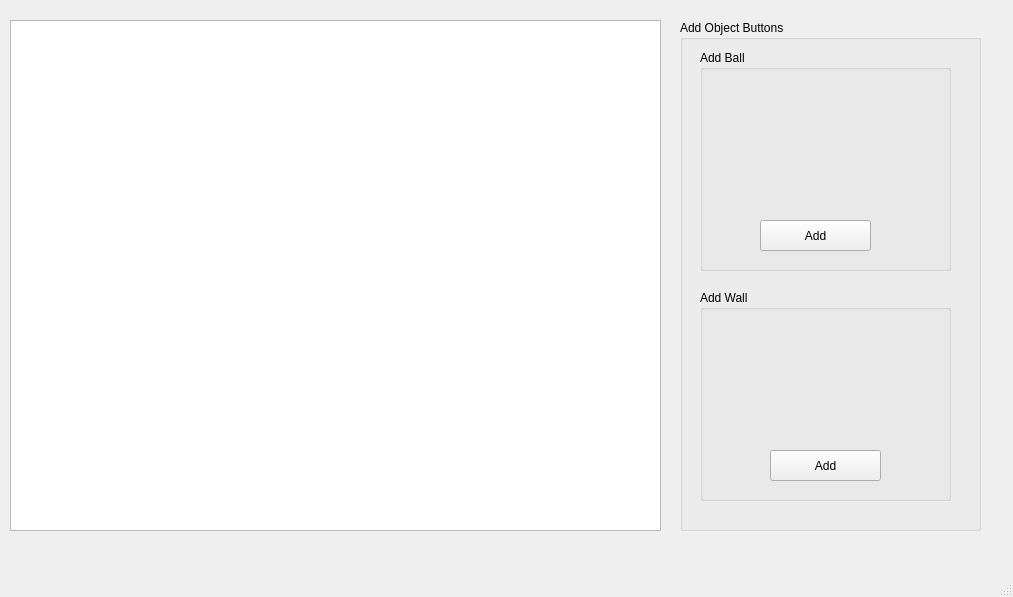
Before: the Qt Designer form mainwindow.ui in Thalyonn/Ballwalls, drawn with Qt 5.
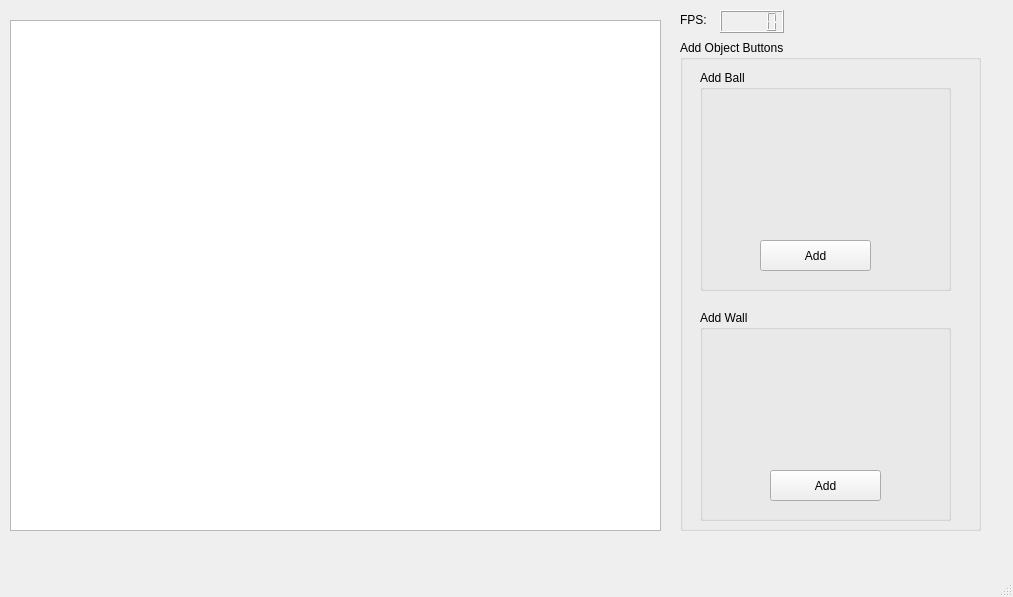
After: the same form once the commit is applied.

Diff of the .ui file:
```diff
--- a/mainwindow.ui
+++ b/mainwindow.ui
@@ -28,9 +28,9 @@
     <property name="geometry">
      <rect>
       <x>680</x>
-      <y>20</y>
+      <y>40</y>
       <width>301</width>
-      <height>511</height>
+      <height>491</height>
      </rect>
     </property>
     <property name="title">
@@ -89,6 +89,29 @@
      </widget>
     </widget>
    </widget>
+   <widget class="QLabel" name="label">
+    <property name="geometry">
+     <rect>
+      <x>680</x>
+      <y>10</y>
+      <width>41</width>
+      <height>20</height>
+     </rect>
+    </property>
+    <property name="text">
+     <string>FPS: </string>
+    </property>
+   </widget>
+   <widget class="QLCDNumber" name="fpsLCD">
+    <property name="geometry">
+     <rect>
+      <x>720</x>
+      <y>10</y>
+      <width>64</width>
+      <height>23</height>
+     </rect>
+    </property>
+   </widget>
   </widget>
   <widget class="QMenuBar" name="menubar">
    <property name="geometry">
```
